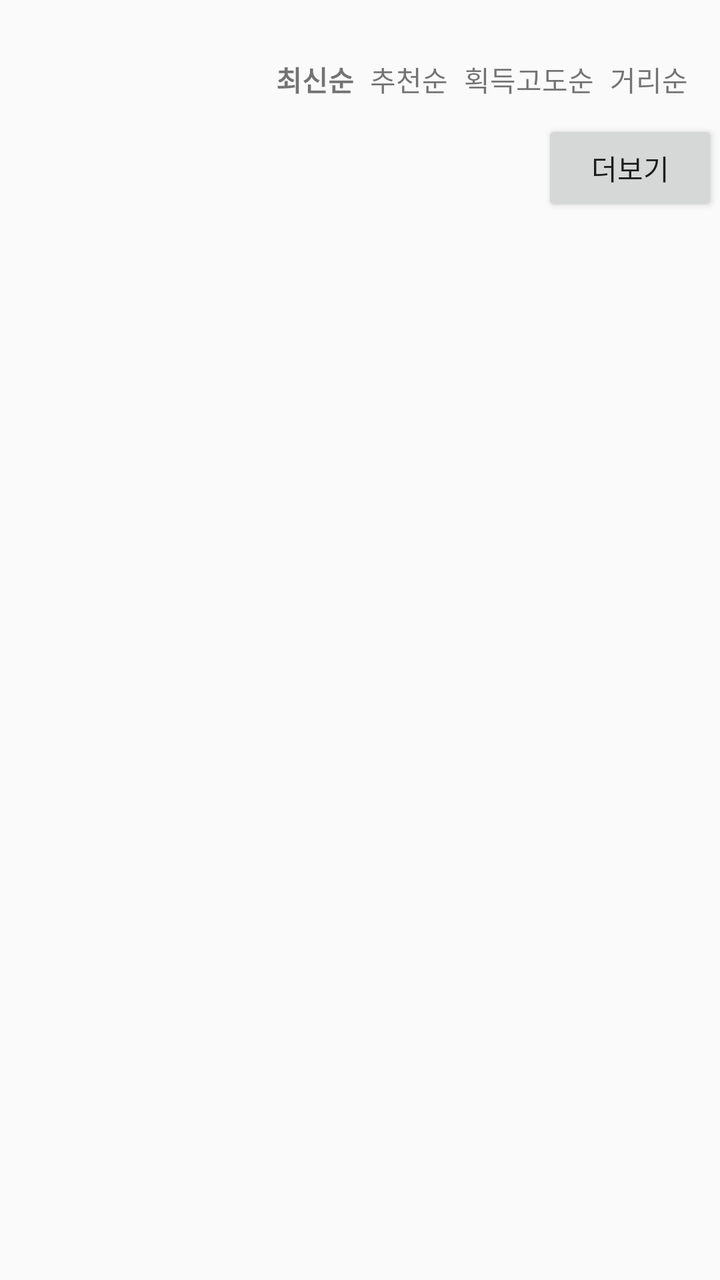
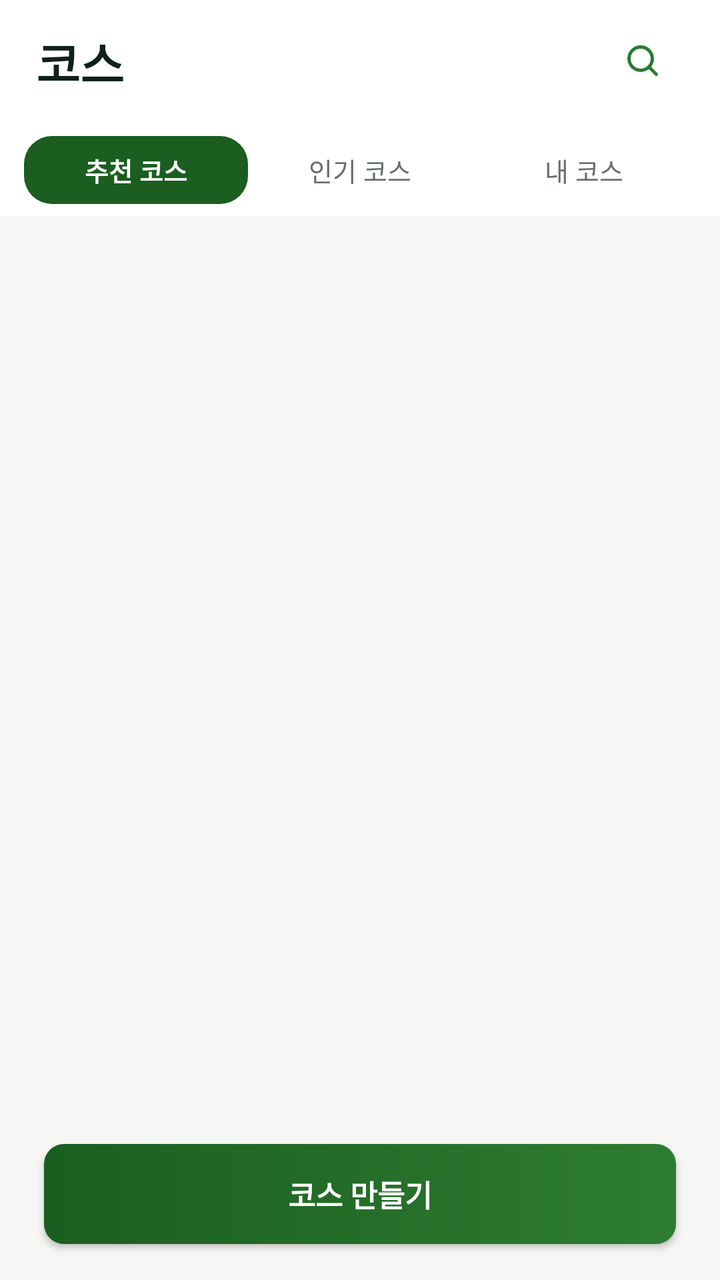

An Android layout rendered at two revisions. The XML below is the earlier revision; the diff shows what the commit changed to produce the second picture.
<!-- AndroidManifest.xml: application theme AppTheme -->
<!-- res/layout/fragment_course_view.xml -->
<?xml version="1.0" encoding="utf-8"?>
<androidx.constraintlayout.widget.ConstraintLayout xmlns:android="http://schemas.android.com/apk/res/android"
    xmlns:app="http://schemas.android.com/apk/res-auto"
    xmlns:tools="http://schemas.android.com/tools"
    android:layout_width="match_parent"
    android:layout_height="match_parent"
    tools:context=".ui.courses.CourseViewFragment">

    <androidx.core.widget.NestedScrollView
        android:layout_width="match_parent"
        android:layout_height="wrap_content"
        android:fillViewport="true"
        tools:ignore="MissingConstraints">

        <androidx.constraintlayout.widget.ConstraintLayout
            android:layout_width="match_parent"
            android:layout_height="wrap_content">
            <LinearLayout
                android:id="@+id/top"
                android:layout_width="match_parent"
                android:layout_height="60dp" />

            <TextView
                android:id="@+id/textView17"
                android:layout_width="wrap_content"
                android:layout_height="wrap_content"
                android:layout_marginEnd="8dp"
                android:layout_marginBottom="10dp"
                android:text="최신순"
                android:textStyle="bold"
                app:layout_constraintBottom_toTopOf="@+id/recyclerView"
                app:layout_constraintEnd_toStartOf="@+id/textView18" />

            <TextView
                android:id="@+id/textView18"
                android:layout_width="wrap_content"
                android:layout_height="wrap_content"
                android:layout_marginEnd="8dp"
                android:layout_marginBottom="10dp"
                android:text="추천순"
                app:layout_constraintBottom_toTopOf="@+id/recyclerView"
                app:layout_constraintEnd_toStartOf="@+id/textView19" />

            <TextView
                android:id="@+id/textView19"
                android:layout_width="wrap_content"
                android:layout_height="wrap_content"
                android:layout_marginEnd="8dp"
                android:layout_marginBottom="10dp"
                android:text="획득고도순"
                app:layout_constraintBottom_toTopOf="@+id/recyclerView"
                app:layout_constraintEnd_toStartOf="@+id/textView20" />

            <TextView
                android:id="@+id/textView20"
                android:layout_width="wrap_content"
                android:layout_height="0dp"
                android:layout_marginEnd="16dp"
                android:layout_marginBottom="10dp"
                android:text="거리순"
                app:layout_constraintBottom_toTopOf="@+id/recyclerView"
                app:layout_constraintEnd_toEndOf="parent" />

            <androidx.recyclerview.widget.RecyclerView
                android:id="@+id/recyclerView"
                android:layout_width="match_parent"
                android:layout_height="wrap_content"
                app:layout_constraintEnd_toEndOf="parent"
                app:layout_constraintStart_toStartOf="parent"
                app:layout_constraintTop_toBottomOf="@+id/top">

            </androidx.recyclerview.widget.RecyclerView>

            <Button
                android:id="@+id/more_button"
                android:layout_width="wrap_content"
                android:layout_height="wrap_content"
                android:layout_marginEnd="1dp"
                android:text="더보기"
                app:layout_constraintEnd_toEndOf="parent"
                app:layout_constraintTop_toBottomOf="@+id/recyclerView" />

        </androidx.constraintlayout.widget.ConstraintLayout>
    </androidx.core.widget.NestedScrollView>
</androidx.constraintlayout.widget.ConstraintLayout>
<!-- resources referenced by this layout -->
<resources>
  <style name="AppTheme" parent="Theme.AppCompat.Light.DarkActionBar">
          
          <item name="colorPrimary">@color/colorPrimary</item>
          <item name="colorPrimaryDark">@color/colorPrimaryDark</item>
          <item name="colorAccent">@color/colorAccent</item>
      </style>
  <color name="colorPrimary">#181818</color>
  <color name="colorPrimaryDark">#181818</color>
  <color name="colorAccent">#03DAC5</color>
</resources>

<!-- the commit's change to res/layout/fragment_course_view.xml (unified diff, before → after) -->
@@ -1,85 +1,150 @@
 <?xml version="1.0" encoding="utf-8"?>
-<androidx.constraintlayout.widget.ConstraintLayout xmlns:android="http://schemas.android.com/apk/res/android"
+<androidx.constraintlayout.widget.ConstraintLayout
+    xmlns:android="http://schemas.android.com/apk/res/android"
     xmlns:app="http://schemas.android.com/apk/res-auto"
     xmlns:tools="http://schemas.android.com/tools"
     android:layout_width="match_parent"
     android:layout_height="match_parent"
+    android:background="#F6F7F4"
     tools:context=".ui.courses.CourseViewFragment">
 
-    <androidx.core.widget.NestedScrollView
-        android:layout_width="match_parent"
+    <LinearLayout
+        android:id="@+id/course_header"
+        android:layout_width="0dp"
+        android:layout_height="62dp"
+        android:background="#FFFFFF"
+        android:gravity="center_vertical"
+        android:orientation="horizontal"
+        android:paddingStart="18dp"
+        android:paddingEnd="18dp"
+        app:layout_constraintEnd_toEndOf="parent"
+        app:layout_constraintStart_toStartOf="parent"
+        app:layout_constraintTop_toTopOf="parent">
+
+        <TextView
+            android:layout_width="0dp"
+            android:layout_height="wrap_content"
+            android:layout_weight="1"
+            android:text="코스"
+            android:textColor="#102117"
+            android:textSize="24sp"
+            android:textStyle="bold" />
+
+        <ImageView
+            android:layout_width="40dp"
+            android:layout_height="40dp"
+            android:padding="10dp"
+            android:src="@drawable/ic_search_home" />
+    </LinearLayout>
+
+    <LinearLayout
+        android:id="@+id/course_tabs"
+        android:layout_width="0dp"
+        android:layout_height="46dp"
+        android:background="#FFFFFF"
+        android:gravity="center_vertical"
+        android:orientation="horizontal"
+        android:paddingStart="12dp"
+        android:paddingEnd="12dp"
+        app:layout_constraintEnd_toEndOf="parent"
+        app:layout_constraintStart_toStartOf="parent"
+        app:layout_constraintTop_toBottomOf="@id/course_header">
+
+        <TextView
+            android:id="@+id/textView17"
+            style="@style/CourseFilterTabActive"
+            android:text="추천 코스" />
+
+        <TextView
+            android:id="@+id/textView18"
+            style="@style/CourseFilterTab"
+            android:text="인기 코스" />
+
+        <TextView
+            android:id="@+id/textView19"
+            style="@style/CourseFilterTab"
+            android:text="내 코스" />
+
+        <TextView
+            android:id="@+id/textView20"
+            android:layout_width="1dp"
+            android:layout_height="1dp"
+            android:visibility="gone"
+            android:text="거리순" />
+    </LinearLayout>
+
+    <androidx.recyclerview.widget.RecyclerView
+        android:id="@+id/recyclerView"
+        android:layout_width="0dp"
+        android:layout_height="0dp"
+        android:clipToPadding="false"
+        android:paddingStart="16dp"
+        android:paddingTop="10dp"
+        android:paddingEnd="16dp"
+        android:paddingBottom="74dp"
+        app:layout_constraintBottom_toBottomOf="parent"
+        app:layout_constraintEnd_toEndOf="parent"
+        app:layout_constraintStart_toStartOf="parent"
+        app:layout_constraintTop_toBottomOf="@id/course_tabs"
+        tools:listitem="@layout/course_item" />
+
+    <Button
+        android:id="@+id/more_button"
+        android:layout_width="0dp"
+        android:layout_height="50dp"
+        android:layout_marginStart="22dp"
+        android:layout_marginEnd="22dp"
+        android:layout_marginBottom="18dp"
+        android:background="@drawable/course_primary_button"
+        android:text="코스 만들기"
+        android:textAllCaps="false"
+        android:textColor="#FFFFFF"
+        android:textSize="15sp"
+        android:textStyle="bold"
+        app:layout_constraintBottom_toBottomOf="parent"
+        app:layout_constraintEnd_toEndOf="parent"
+        app:layout_constraintStart_toStartOf="parent" />
+
+</androidx.constraintlayout.widget.ConstraintLayout>
+<!-- res/layout/course_item.xml (included above) -->
+<?xml version="1.0" encoding="utf-8"?>
+<LinearLayout xmlns:android="http://schemas.android.com/apk/res/android"
+    android:id="@+id/viewClick"
+    android:layout_width="match_parent"
+    android:layout_height="74dp"
+    android:clickable="true"
+    android:focusable="true"
+    android:gravity="center_vertical"
+    android:orientation="horizontal">
+
+    <ImageView
+        android:id="@+id/course_view"
+        android:layout_width="72dp"
+        android:layout_height="58dp"
+        android:background="@drawable/home_map_preview_bg"
+        android:scaleType="centerCrop"
+        android:src="@drawable/main_img" />
+
+    <LinearLayout
+        android:layout_width="0dp"
         android:layout_height="wrap_content"
-        android:fillViewport="true"
-        tools:ignore="MissingConstraints">
+        android:layout_marginStart="12dp"
+        android:layout_weight="1"
+        android:orientation="vertical">
+        <TextView android:id="@+id/c_name" android:layout_width="match_parent" android:layout_height="wrap_content" android:text="비슬산 임월 코스" android:textColor="#171C18" android:textSize="14sp" android:textStyle="bold" />
+        <LinearLayout android:layout_width="match_parent" android:layout_height="wrap_content" android:layout_marginTop="8dp" android:orientation="horizontal">
+            <TextView android:id="@+id/c_dis" style="@style/CourseCompactMeta" android:text="⌖ 22.17 km" />
+            <TextView android:id="@+id/c_getgodo" style="@style/CourseCompactMeta" android:text="△ 1,250 m" />
+        </LinearLayout>
+    </LinearLayout>
 
-        <androidx.constraintlayout.widget.ConstraintLayout
-            android:layout_width="match_parent"
-            android:layout_height="wrap_content">
-            <LinearLayout
-                android:id="@+id/top"
-                android:layout_width="match_parent"
-                android:layout_height="60dp" />
-
-            <TextView
-                android:id="@+id/textView17"
-                android:layout_width="wrap_content"
-                android:layout_height="wrap_content"
-                android:layout_marginEnd="8dp"
-                android:layout_marginBottom="10dp"
-                android:text="최신순"
-                android:textStyle="bold"
-                app:layout_constraintBottom_toTopOf="@+id/recyclerView"
-                app:layout_constraintEnd_toStartOf="@+id/textView18" />
-
-            <TextView
-                android:id="@+id/textView18"
-                android:layout_width="wrap_content"
-                android:layout_height="wrap_content"
-                android:layout_marginEnd="8dp"
-                android:layout_marginBottom="10dp"
-                android:text="추천순"
-                app:layout_constraintBottom_toTopOf="@+id/recyclerView"
-                app:layout_constraintEnd_toStartOf="@+id/textView19" />
-
-            <TextView
-                android:id="@+id/textView19"
-                android:layout_width="wrap_content"
-                android:layout_height="wrap_content"
-                android:layout_marginEnd="8dp"
-                android:layout_marginBottom="10dp"
-                android:text="획득고도순"
-                app:layout_constraintBottom_toTopOf="@+id/recyclerView"
-                app:layout_constraintEnd_toStartOf="@+id/textView20" />
-
-            <TextView
-                android:id="@+id/textView20"
-                android:layout_width="wrap_content"
-                android:layout_height="0dp"
-                android:layout_marginEnd="16dp"
-                android:layout_marginBottom="10dp"
-                android:text="거리순"
-                app:layout_constraintBottom_toTopOf="@+id/recyclerView"
-                app:layout_constraintEnd_toEndOf="parent" />
-
-            <androidx.recyclerview.widget.RecyclerView
-                android:id="@+id/recyclerView"
-                android:layout_width="match_parent"
-                android:layout_height="wrap_content"
-                app:layout_constraintEnd_toEndOf="parent"
-                app:layout_constraintStart_toStartOf="parent"
-                app:layout_constraintTop_toBottomOf="@+id/top">
-
-            </androidx.recyclerview.widget.RecyclerView>
-
-            <Button
-                android:id="@+id/more_button"
-                android:layout_width="wrap_content"
-                android:layout_height="wrap_content"
-                android:layout_marginEnd="1dp"
-                android:text="더보기"
-                app:layout_constraintEnd_toEndOf="parent"
-                app:layout_constraintTop_toBottomOf="@+id/recyclerView" />
-
-        </androidx.constraintlayout.widget.ConstraintLayout>
-    </androidx.core.widget.NestedScrollView>
-</androidx.constraintlayout.widget.ConstraintLayout>
+    <TextView android:id="@+id/c_avg" android:layout_width="28dp" android:layout_height="wrap_content" android:gravity="end" android:text="상" android:textColor="#376F3A" android:textSize="11sp" android:textStyle="bold" />
+    <ImageView android:id="@+id/userimg" android:layout_width="1dp" android:layout_height="1dp" android:visibility="gone" />
+    <TextView android:id="@+id/c_rider_name" android:layout_width="1dp" android:layout_height="1dp" android:visibility="gone" />
+    <TextView android:id="@+id/c_time" android:layout_width="1dp" android:layout_height="1dp" android:visibility="gone" />
+    <TextView android:id="@+id/c_date" android:layout_width="1dp" android:layout_height="1dp" android:visibility="gone" />
+    <TextView android:id="@+id/like_count" android:layout_width="1dp" android:layout_height="1dp" android:visibility="gone" />
+    <TextView android:id="@+id/textView10" android:layout_width="1dp" android:layout_height="1dp" android:visibility="gone" />
+    <TextView android:id="@+id/textView11" android:layout_width="1dp" android:layout_height="1dp" android:visibility="gone" />
+    <TextView android:id="@+id/textView12" android:layout_width="1dp" android:layout_height="1dp" android:visibility="gone" />
+</LinearLayout>
<!-- resource entries referenced after the edit -->
@@ -1,11 +1,61 @@
 <!-- resources referenced by this layout -->
 <resources>
+  <!-- drawable course_primary_button (drawable) -->
+  <?xml version="1.0" encoding="utf-8"?>
+  <shape xmlns:android="http://schemas.android.com/apk/res/android" android:shape="rectangle">
+      <gradient android:angle="0" android:startColor="#1B5E20" android:endColor="#2E7D32" />
+      <corners android:radius="10dp" />
+  </shape>
+  <!-- drawable home_map_preview_bg (drawable) -->
+  <?xml version="1.0" encoding="utf-8"?>
+  <shape xmlns:android="http://schemas.android.com/apk/res/android"
+      android:shape="rectangle">
+      <solid android:color="#DDE8DD" />
+      <corners android:radius="6dp" />
+  </shape>
+  <!-- drawable ic_search_home (drawable) -->
+  <vector xmlns:android="http://schemas.android.com/apk/res/android"
+      android:width="28dp"
+      android:height="28dp"
+      android:viewportWidth="24"
+      android:viewportHeight="24">
+      <path
+          android:fillColor="#2A7A35"
+          android:pathData="M10,4a6,6 0,1 0,0 12,6 6,0 0,0 0,-12zM2,10a8,8 0,1 1,14.3 4.9l4.4,4.4 -1.4,1.4 -4.4,-4.4A8,8 0,0 1,2 10z" />
+  </vector>
+  <!-- drawable main_img: jpg bitmap (drawable, 80525 bytes) -->
+  <style name="CourseCompactMeta">
+          <item name="android:layout_width">wrap_content</item>
+          <item name="android:layout_height">wrap_content</item>
+          <item name="android:layout_marginEnd">12dp</item>
+          <item name="android:textColor">#646B67</item>
+          <item name="android:textSize">10sp</item>
+      </style>
+  <style name="CourseFilterTab">
+          <item name="android:layout_width">0dp</item>
+          <item name="android:layout_height">34dp</item>
+          <item name="android:layout_weight">1</item>
+          <item name="android:gravity">center</item>
+          <item name="android:textColor">#667069</item>
+          <item name="android:textSize">13sp</item>
+      </style>
+  <style name="CourseFilterTabActive" parent="CourseFilterTab">
+          <item name="android:background">@drawable/course_badge_bg</item>
+          <item name="android:textColor">#FFFFFF</item>
+          <item name="android:textStyle">bold</item>
+      </style>
   <style name="AppTheme" parent="Theme.AppCompat.Light.DarkActionBar">
           
           <item name="colorPrimary">@color/colorPrimary</item>
           <item name="colorPrimaryDark">@color/colorPrimaryDark</item>
           <item name="colorAccent">@color/colorAccent</item>
       </style>
+  <!-- drawable course_badge_bg (drawable) -->
+  <?xml version="1.0" encoding="utf-8"?>
+  <shape xmlns:android="http://schemas.android.com/apk/res/android" android:shape="rectangle">
+      <solid android:color="#1B5E20" />
+      <corners android:radius="14dp" />
+  </shape>
   <color name="colorPrimary">#181818</color>
   <color name="colorPrimaryDark">#181818</color>
   <color name="colorAccent">#03DAC5</color>
